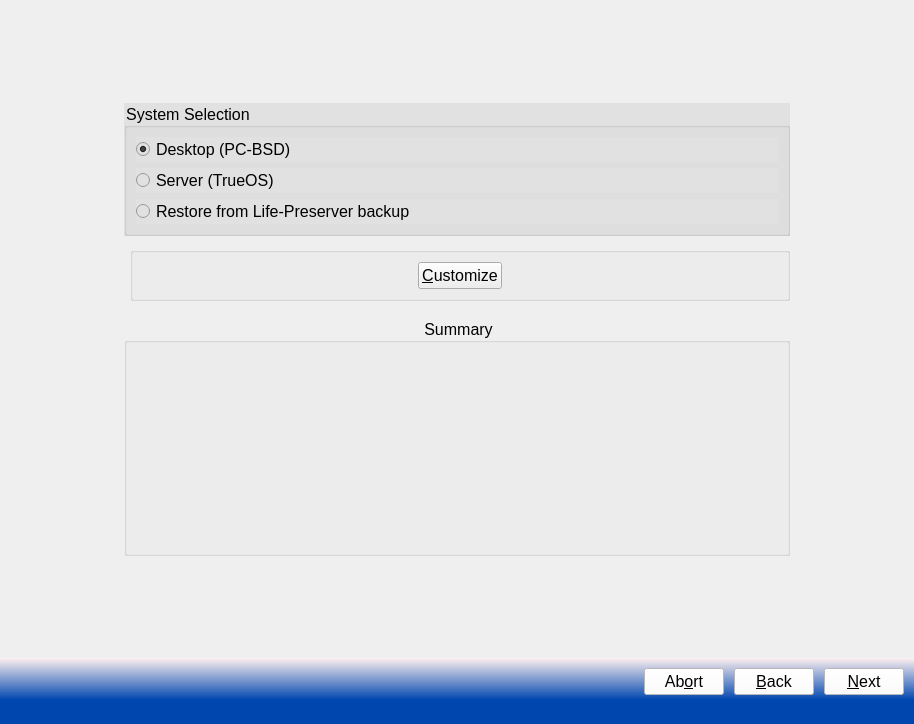
Above: src-qt5/pc-installgui/installer.ui from trueos/pcbsd before the change. Below: the same form after it.
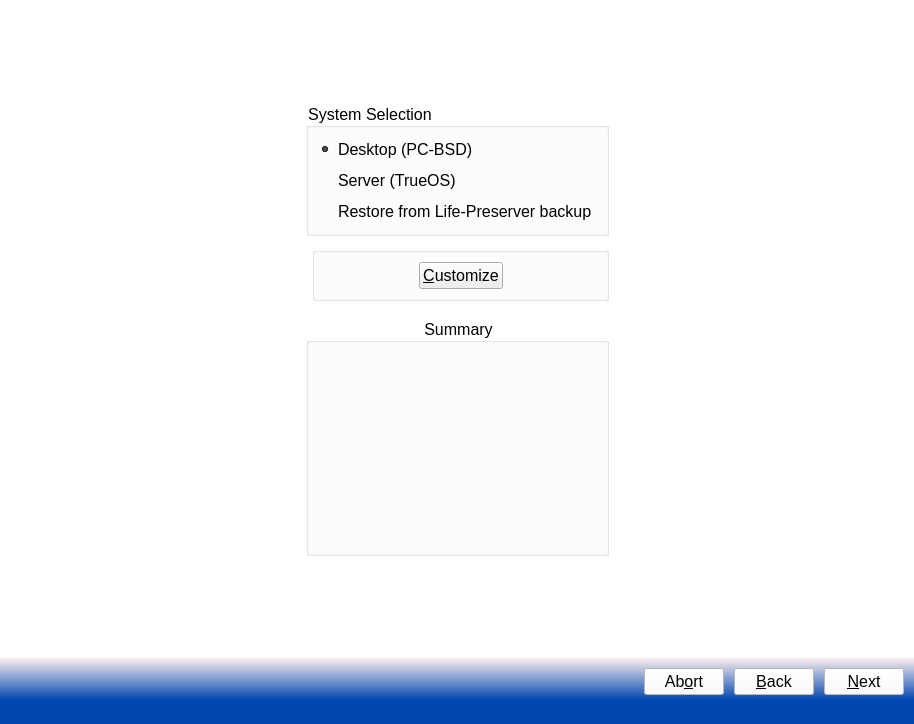
That is the form after the change. The open tabs and pages were chosen to show the change. Icons and pictures are not drawn.

Commit message:
Update to the PC-BSD installer:
* Add the new ISCSI restore options to restore wizard
* Remove old background image which doesn't scale properly
* Fix centering / scaling of some elements

What changed in the file:
```diff
--- a/src-qt5/pc-installgui/installer.ui
+++ b/src-qt5/pc-installgui/installer.ui
@@ -60,7 +60,7 @@
        <bool>false</bool>
       </property>
       <property name="styleSheet">
-       <string notr="true">background-image: url(:/modules/images/backgroundimage.jpg);</string>
+       <string notr="true">background-color: rgb(255, 255, 255);</string>
       </property>
       <property name="currentIndex">
        <number>0</number>
@@ -346,7 +346,7 @@
            <enum>Qt::Horizontal</enum>
           </property>
           <property name="sizeType">
-           <enum>QSizePolicy::Fixed</enum>
+           <enum>QSizePolicy::Expanding</enum>
           </property>
           <property name="sizeHint" stdset="0">
            <size>
@@ -362,7 +362,7 @@
            <enum>Qt::Horizontal</enum>
           </property>
           <property name="sizeType">
-           <enum>QSizePolicy::Fixed</enum>
+           <enum>QSizePolicy::Expanding</enum>
           </property>
           <property name="sizeHint" stdset="0">
            <size>
@@ -454,8 +454,7 @@
            <bool>false</bool>
           </property>
           <property name="styleSheet">
-           <string notr="true">background-color: rgb(225, 225, 225);
-alternate-background-color: rgb(210, 210, 210);</string>
+           <string notr="true">background: transparent;</string>
           </property>
           <property name="title">
            <string>System Selection</string>
```
Left out of the diff: 10 changed lines with no effect on the pictures. The commit also changes 5 other files.
